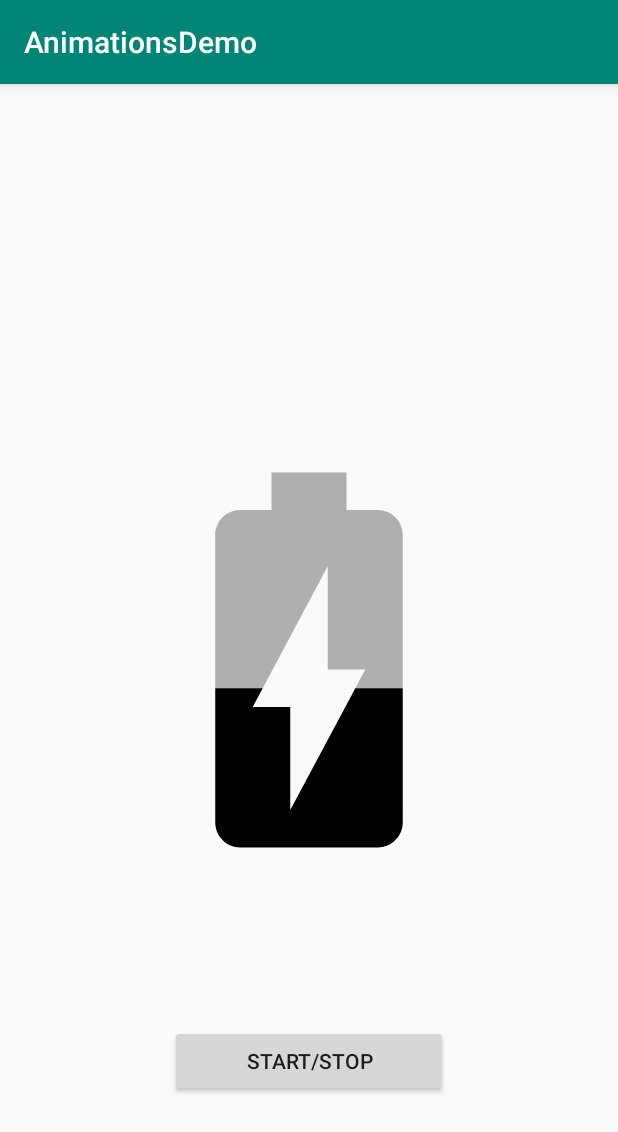
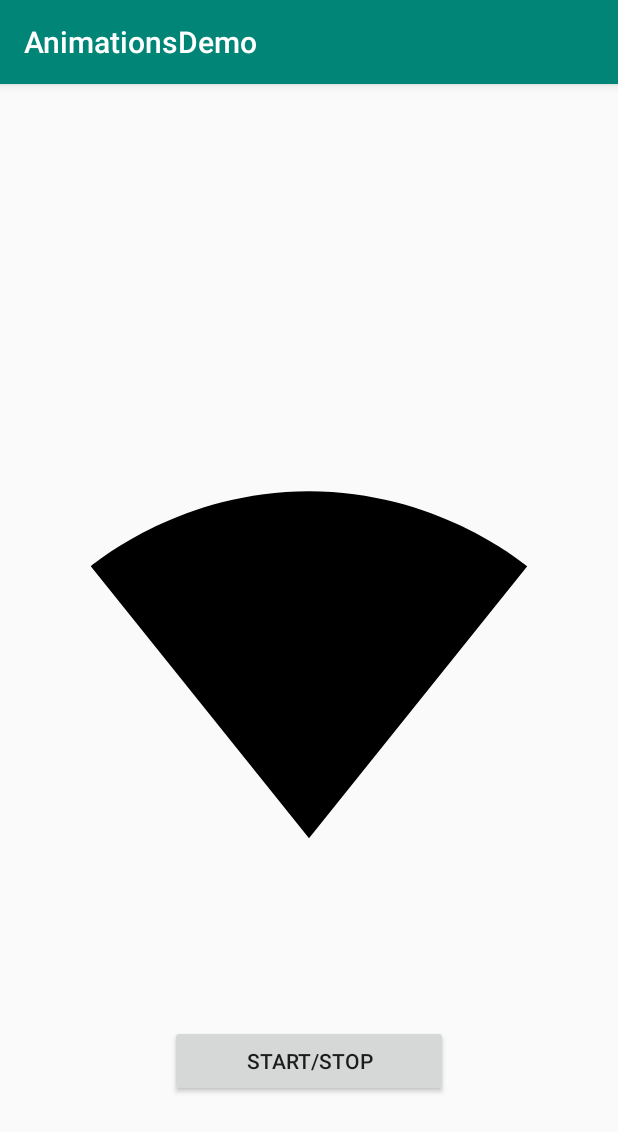
Before and after one commit to Mf4z/AnimationsDemo, an Android app: the screen it shows after launch (MainActivity), after a tap on "START/STOP", on a phone screen of 412 x 824 dp. Shown: the top 1132 px of the screen. Run offline under Robolectric (Android 15) with nearby library versions, the phone set to English and light mode, and no system bars.

Commit message:
Use frame animation to display wifi animation

```diff
--- a/app/src/main/java/com/sriyank/animationsdemo/MainActivity.kt
+++ b/app/src/main/java/com/sriyank/animationsdemo/MainActivity.kt
@@ -9,7 +9,7 @@ import kotlinx.android.synthetic.main.activity_main.*
 
 class MainActivity : AppCompatActivity() {
 
-    lateinit var batteryAnimation : AnimationDrawable
+    lateinit var wifiAnimation : AnimationDrawable
 
     override fun onCreate(savedInstanceState: Bundle?) {
         super.onCreate(savedInstanceState)
@@ -21,17 +21,17 @@ class MainActivity : AppCompatActivity() {
     override fun onStart() {
         super.onStart()
 
-        targetImage.setBackgroundResource(R.drawable.battery_animation_list)
-        batteryAnimation = targetImage.background as AnimationDrawable
-        batteryAnimation.start()
+        targetImage.setBackgroundResource(R.drawable.wifi_animation_list)
+        wifiAnimation = targetImage.background as AnimationDrawable
+        wifiAnimation.start()
     }
 
     // Button click event handler
     fun startStopAnimation(view: View) {
 
-        if(batteryAnimation.isRunning)
-            batteryAnimation.stop()
+        if(wifiAnimation.isRunning)
+            wifiAnimation.stop()
         else
-            batteryAnimation.start()
+            wifiAnimation.start()
     }
 }
--- a/app/src/main/res/drawable/battery_animation_list.xml
+++ /dev/null
@@ -1,11 +0,0 @@
-<?xml version="1.0" encoding="utf-8"?>
-<animation-list xmlns:android="http://schemas.android.com/apk/res/android">
-
-    <item android:drawable="@drawable/ic_battery_charging_0" android:duration="200"/>
-    <item android:drawable="@drawable/ic_battery_charging_1" android:duration="200"/>
-    <item android:drawable="@drawable/ic_battery_charging_2" android:duration="200"/>
-    <item android:drawable="@drawable/ic_battery_charging_3" android:duration="200"/>
-    <item android:drawable="@drawable/ic_battery_charging_4" android:duration="200"/>
-    <item android:drawable="@drawable/ic_battery_charging_5" android:duration="200"/>
-    <item android:drawable="@drawable/ic_battery_charging_6" android:duration="200"/>
-</animation-list>
--- a/app/src/main/res/drawable/ic_battery_charging_1.xml
+++ /dev/null
@@ -1,13 +0,0 @@
-<vector xmlns:android="http://schemas.android.com/apk/res/android"
-        android:width="24dp"
-        android:height="24dp"
-        android:viewportWidth="24.0"
-        android:viewportHeight="24.0">
-    <path
-        android:fillColor="#FF000000"
-        android:pathData="M15.67,4H14V2h-4v2H8.33C7.6,4 7,4.6 7,5.33v9.17h2L13,7v5.5h2l-1.07,2H17V5.33C17,4.6 16.4,4 15.67,4z"
-        android:fillAlpha=".3"/>
-    <path
-        android:fillColor="#FF000000"
-        android:pathData="M11,20v-5.5H7v6.17C7,21.4 7.6,22 8.33,22h7.33c0.74,0 1.34,-0.6 1.34,-1.33V14.5h-3.07L11,20z"/>
-</vector>
--- a/app/src/main/res/drawable/ic_battery_charging_2.xml
+++ /dev/null
@@ -1,13 +0,0 @@
-<vector xmlns:android="http://schemas.android.com/apk/res/android"
-        android:width="24dp"
-        android:height="24dp"
-        android:viewportWidth="24.0"
-        android:viewportHeight="24.0">
-    <path
-        android:fillColor="#FF000000"
-        android:pathData="M14.47,13.5L11,20v-5.5H9l0.53,-1H7v7.17C7,21.4 7.6,22 8.33,22h7.33c0.74,0 1.34,-0.6 1.34,-1.33V13.5h-2.53z"/>
-    <path
-        android:fillColor="#FF000000"
-        android:pathData="M15.67,4H14V2h-4v2H8.33C7.6,4 7,4.6 7,5.33v8.17h2.53L13,7v5.5h2l-0.53,1H17V5.33C17,4.6 16.4,4 15.67,4z"
-        android:fillAlpha=".3"/>
-</vector>
--- a/app/src/main/res/drawable/ic_battery_charging_4.xml
+++ /dev/null
@@ -1,13 +0,0 @@
-<vector xmlns:android="http://schemas.android.com/apk/res/android"
-        android:width="24dp"
-        android:height="24dp"
-        android:viewportWidth="24.0"
-        android:viewportHeight="24.0">
-    <path
-        android:fillColor="#FF000000"
-        android:pathData="M15.67,4H14V2h-4v2H8.33C7.6,4 7,4.6 7,5.33V9h4.93L13,7v2h4V5.33C17,4.6 16.4,4 15.67,4z"
-        android:fillAlpha=".3"/>
-    <path
-        android:fillColor="#FF000000"
-        android:pathData="M13,12.5h2L11,20v-5.5H9L11.93,9H7v11.67C7,21.4 7.6,22 8.33,22h7.33c0.74,0 1.34,-0.6 1.34,-1.33V9h-4v3.5z"/>
-</vector>
--- a/app/src/main/res/drawable/ic_battery_charging_6.xml
+++ b/app/src/main/res/drawable/ic_signal_wifi_0.xml
@@ -5,5 +5,6 @@
         android:viewportHeight="24.0">
     <path
         android:fillColor="#FF000000"
-        android:pathData="M15.67,4H14V2h-4v2H8.33C7.6,4 7,4.6 7,5.33v15.33C7,21.4 7.6,22 8.33,22h7.33c0.74,0 1.34,-0.6 1.34,-1.33V5.33C17,4.6 16.4,4 15.67,4zM11,20v-5.5H9L13,7v5.5h2L11,20z"/>
+        android:pathData="M12.01,21.49L23.64,7c-0.45,-0.34 -4.93,-4 -11.64,-4C5.28,3 0.81,6.66 0.36,7l11.63,14.49 0.01,0.01 0.01,-0.01z"
+        android:fillAlpha=".3"/>
 </vector>
--- a/app/src/main/res/drawable/ic_battery_charging_0.xml
+++ b/app/src/main/res/drawable/ic_signal_wifi_1.xml
@@ -5,9 +5,9 @@
         android:viewportHeight="24.0">
     <path
         android:fillColor="#FF000000"
-        android:pathData="M11,20v-3H7v3.67C7,21.4 7.6,22 8.33,22h7.33c0.74,0 1.34,-0.6 1.34,-1.33V17h-4.4L11,20z"/>
+        android:pathData="M12.01,21.49L23.64,7c-0.45,-0.34 -4.93,-4 -11.64,-4C5.28,3 0.81,6.66 0.36,7l11.63,14.49 0.01,0.01 0.01,-0.01z"
+        android:fillAlpha=".3"/>
     <path
         android:fillColor="#FF000000"
-        android:pathData="M15.67,4H14V2h-4v2H8.33C7.6,4 7,4.6 7,5.33V17h4v-2.5H9L13,7v5.5h2L12.6,17H17V5.33C17,4.6 16.4,4 15.67,4z"
-        android:fillAlpha=".3"/>
+        android:pathData="M6.67,14.86L12,21.49v0.01l0.01,-0.01 5.33,-6.63C17.06,14.65 15.03,13 12,13s-5.06,1.65 -5.33,1.86z"/>
 </vector>
--- a/app/src/main/res/drawable/ic_battery_charging_5.xml
+++ b/app/src/main/res/drawable/ic_signal_wifi_2.xml
@@ -5,9 +5,9 @@
         android:viewportHeight="24.0">
     <path
         android:fillColor="#FF000000"
-        android:pathData="M15.67,4H14V2h-4v2H8.33C7.6,4 7,4.6 7,5.33V8h5.47L13,7v1h4V5.33C17,4.6 16.4,4 15.67,4z"
+        android:pathData="M12.01,21.49L23.64,7c-0.45,-0.34 -4.93,-4 -11.64,-4C5.28,3 0.81,6.66 0.36,7l11.63,14.49 0.01,0.01 0.01,-0.01z"
         android:fillAlpha=".3"/>
     <path
         android:fillColor="#FF000000"
-        android:pathData="M13,12.5h2L11,20v-5.5H9L12.47,8H7v12.67C7,21.4 7.6,22 8.33,22h7.33c0.74,0 1.34,-0.6 1.34,-1.33V8h-4v4.5z"/>
+        android:pathData="M4.79,12.52l7.2,8.98H12l0.01,-0.01 7.2,-8.98C18.85,12.24 16.1,10 12,10s-6.85,2.24 -7.21,2.52z"/>
 </vector>
--- a/app/src/main/res/drawable/ic_battery_charging_3.xml
+++ b/app/src/main/res/drawable/ic_signal_wifi_3.xml
@@ -5,9 +5,9 @@
         android:viewportHeight="24.0">
     <path
         android:fillColor="#FF000000"
-        android:pathData="M15.67,4H14V2h-4v2H8.33C7.6,4 7,4.6 7,5.33V11h3.87L13,7v4h4V5.33C17,4.6 16.4,4 15.67,4z"
+        android:pathData="M12.01,21.49L23.64,7c-0.45,-0.34 -4.93,-4 -11.64,-4C5.28,3 0.81,6.66 0.36,7l11.63,14.49 0.01,0.01 0.01,-0.01z"
         android:fillAlpha=".3"/>
     <path
         android:fillColor="#FF000000"
-        android:pathData="M13,12.5h2L11,20v-5.5H9l1.87,-3.5H7v9.67C7,21.4 7.6,22 8.33,22h7.33c0.74,0 1.34,-0.6 1.34,-1.33V11h-4v1.5z"/>
+        android:pathData="M3.53,10.95l8.46,10.54 0.01,0.01 0.01,-0.01 8.46,-10.54C20.04,10.62 16.81,8 12,8c-4.81,0 -8.04,2.62 -8.47,2.95z"/>
 </vector>
--- /dev/null
+++ b/app/src/main/res/drawable/ic_signal_wifi_4.xml
@@ -0,0 +1,9 @@
+<vector xmlns:android="http://schemas.android.com/apk/res/android"
+        android:width="24dp"
+        android:height="24dp"
+        android:viewportWidth="24.0"
+        android:viewportHeight="24.0">
+    <path
+        android:fillColor="#FF000000"
+        android:pathData="M12.01,21.49L23.64,7c-0.45,-0.34 -4.93,-4 -11.64,-4C5.28,3 0.81,6.66 0.36,7l11.63,14.49 0.01,0.01 0.01,-0.01z"/>
+</vector>
--- /dev/null
+++ b/app/src/main/res/drawable/wifi_animation_list.xml
@@ -0,0 +1,10 @@
+<?xml version="1.0" encoding="utf-8"?>
+<animation-list xmlns:android="http://schemas.android.com/apk/res/android">
+
+    <item android:drawable="@drawable/ic_signal_wifi_0" android:duration="200"/>
+    <item android:drawable="@drawable/ic_signal_wifi_1" android:duration="200"/>
+    <item android:drawable="@drawable/ic_signal_wifi_2" android:duration="200"/>
+    <item android:drawable="@drawable/ic_signal_wifi_3" android:duration="200"/>
+    <item android:drawable="@drawable/ic_signal_wifi_4" android:duration="200"/>
+
+</animation-list>
```
